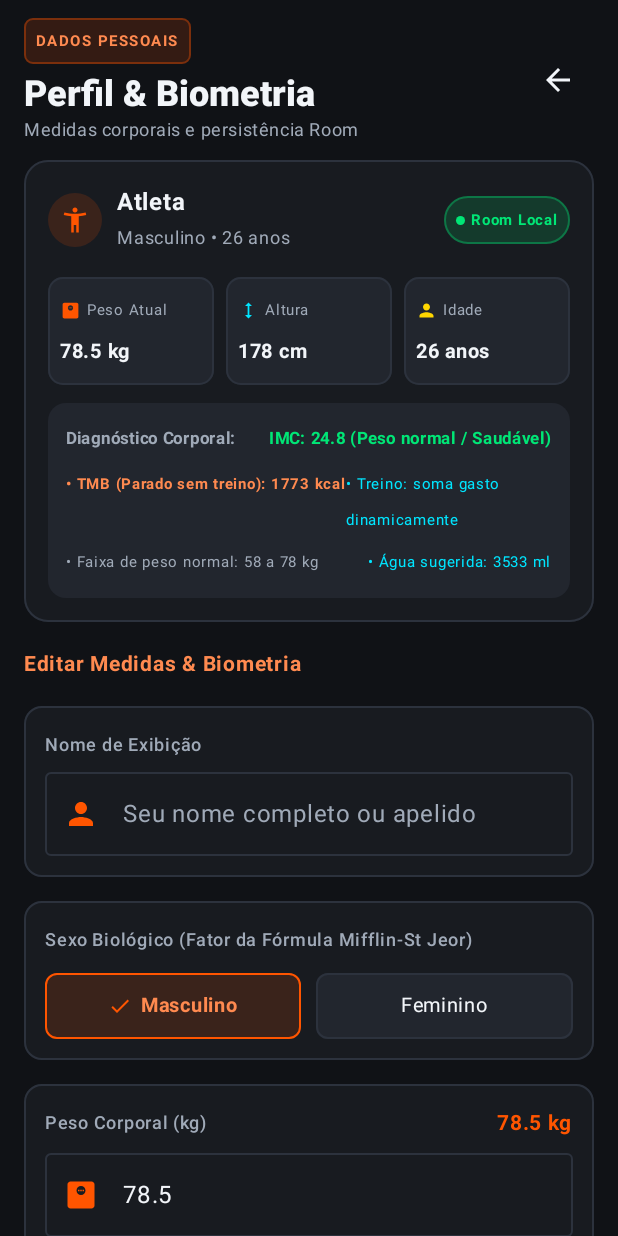
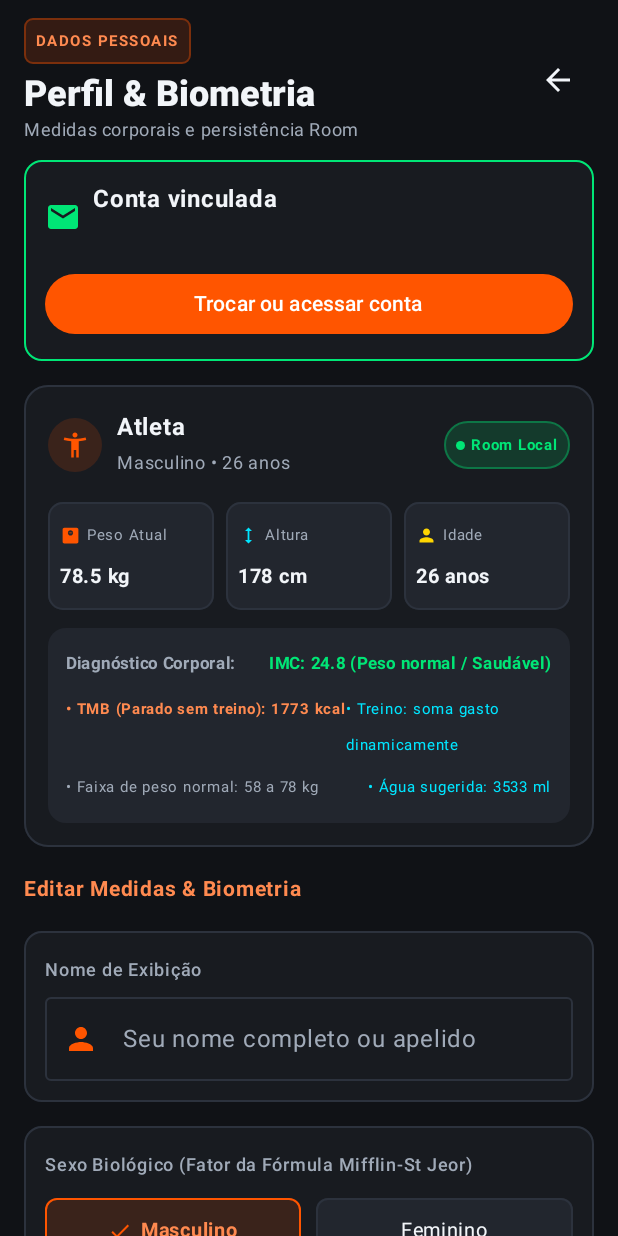
Before and after one commit to TecPatrick/APP-para-treino-TEST, an Android app built with Jetpack Compose: the composable UserProfileScreen shown on its own in the app's theme, on a phone screen of 412 x 824 dp. Run offline under Robolectric (Android 15) with nearby library versions, the light colour scheme and no system bars; our stand-ins replace Firebase (no records; nobody signed in at launch, a user with empty details on screens opened directly), Room's generated code.

Commit message:
fix: restore profile account hydration and biometric access

```diff
--- a/app/src/main/java/com/example/ui/screens/profile/UserProfileScreen.kt
+++ b/app/src/main/java/com/example/ui/screens/profile/UserProfileScreen.kt
@@ -30,6 +30,7 @@ import androidx.compose.material.icons.filled.Check
 import androidx.compose.material.icons.filled.DeleteForever
 import androidx.compose.material.icons.filled.DirectionsRun
 import androidx.compose.material.icons.filled.Fingerprint
+import androidx.compose.material.icons.filled.Email
 import androidx.compose.material.icons.filled.FitnessCenter
 import androidx.compose.material.icons.filled.Height
 import androidx.compose.material.icons.filled.Info
@@ -106,7 +107,8 @@ import kotlin.math.roundToInt
 @Composable
 fun UserProfileScreen(
     viewModel: VirtusViewModel,
-    onNavigateBack: () -> Unit = {}
+    onNavigateBack: () -> Unit = {},
+    onNavigateToAccount: () -> Unit = {}
 ) {
     val profile by viewModel.userProfile.collectAsStateWithLifecycle()
 
@@ -187,6 +189,43 @@ fun UserProfileScreen(
             contentPadding = PaddingValues(bottom = 96.dp),
             verticalArrangement = Arrangement.spacedBy(16.dp)
         ) {
+            item {
+                val isGuest = profile.firebaseUid.startsWith("guest_") || profile.email.endsWith("@growth.local")
+                Card(
+                    modifier = Modifier.fillMaxWidth().testTag("account_card"),
+                    colors = CardDefaults.cardColors(containerColor = CarbonCard),
+                    shape = RoundedCornerShape(12.dp),
+                    border = BorderStroke(1.dp, if (isGuest) GrowthOrange else GrowthGreen)
+                ) {
+                    Column(modifier = Modifier.padding(14.dp)) {
+                        Row(verticalAlignment = Alignment.CenterVertically) {
+                            Icon(Icons.Default.Email, contentDescription = null, tint = if (isGuest) GrowthOrange else GrowthGreen)
+                            Spacer(modifier = Modifier.width(8.dp))
+                            Column(modifier = Modifier.weight(1f)) {
+                                Text(
+                                    text = if (isGuest) "Perfil local (visitante)" else "Conta vinculada",
+                                    fontWeight = FontWeight.Bold,
+                                    color = MaterialTheme.colorScheme.onBackground
+                                )
+                                Text(
+                                    text = if (isGuest) "Vincule um e-mail para login e sincronização." else profile.email,
+                                    fontSize = 11.sp,
+                                    color = MaterialTheme.colorScheme.onSurfaceVariant
+                                )
+                            }
+                        }
+                        Spacer(modifier = Modifier.height(10.dp))
+                        Button(
+                            onClick = onNavigateToAccount,
+                            modifier = Modifier.fillMaxWidth().testTag("manage_account_btn"),
+                            colors = ButtonDefaults.buttonColors(containerColor = GrowthOrange)
+                        ) {
+                            Text(if (isGuest) "Vincular e-mail ou criar conta" else "Trocar ou acessar conta")
+                        }
+                    }
+                }
+            }
+
             // Hero: Current Biometric Overview
             item {
                 Card(
```
